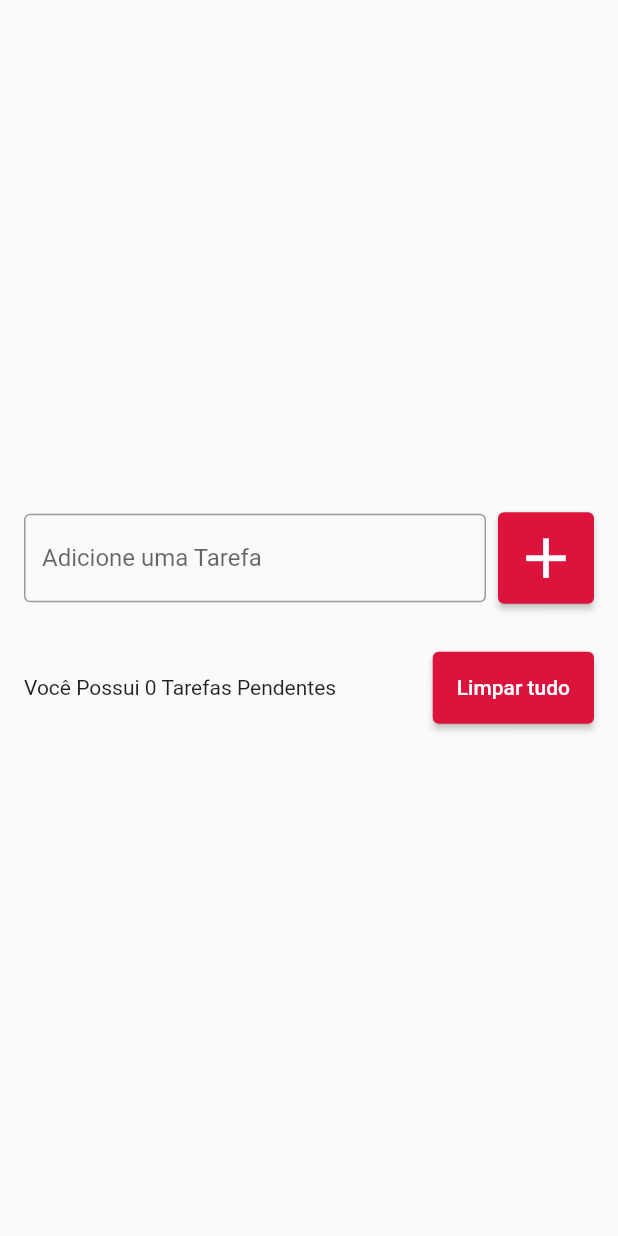
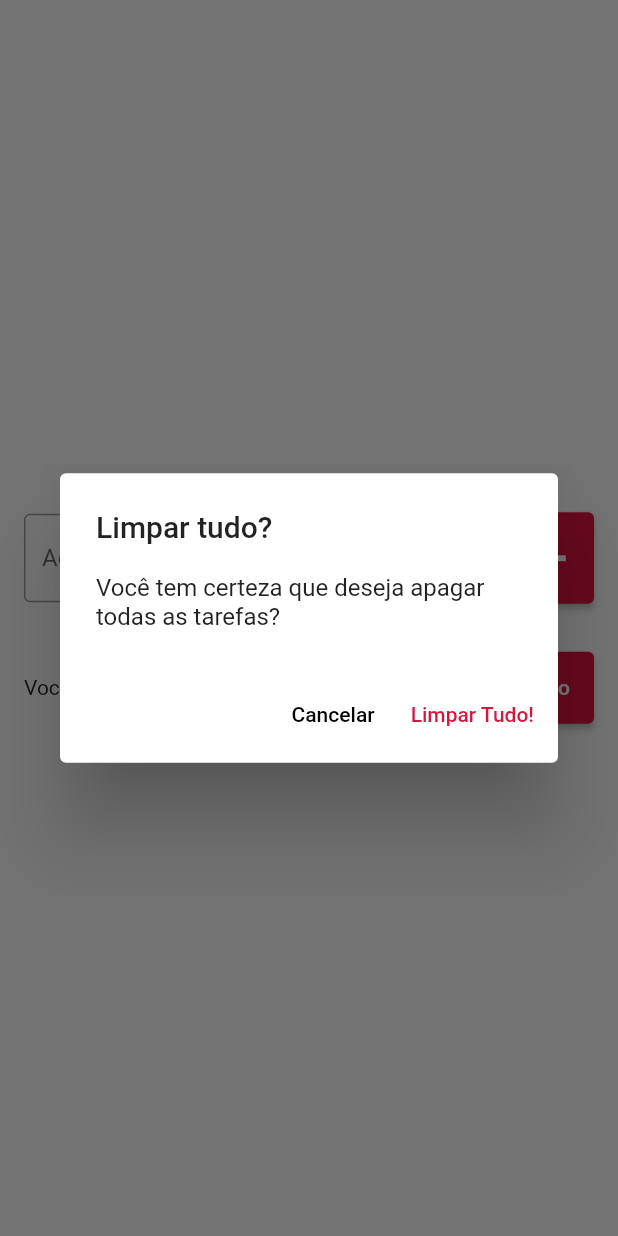
Before and after one commit to petersonpm/flutter-task-list, a Flutter app: the screen it shows after launch, after a tap on "Limpar tudo", on a phone screen of 412 x 824 dp. Run offline on Flutter 3.47's test engine with Material 2 defaults, Android fonts, the light colour scheme and no system bars; our stand-ins replace flutter_slidable.

Commit message:
Deletando Todas as Tarefas

```diff
--- a/lib/pages/todo_list_page.dart
+++ b/lib/pages/todo_list_page.dart
@@ -15,7 +15,7 @@ class _TodoListPageState extends State<TodoListPage> {
 
   List<Todo> todos = [];
   Todo? deletedTodo;
-  int?  deletedTodoPos;
+  int? deletedTodoPos;
 
   @override
   Widget build(BuildContext context) {
@@ -83,7 +83,7 @@ class _TodoListPageState extends State<TodoListPage> {
                     ),
                     SizedBox(width: 8),
                     ElevatedButton(
-                      onPressed: () {},
+                      onPressed: showDeleteTodosConfirmationDialog,
                       style: ElevatedButton.styleFrom(
                           primary: const Color(0xffDC143C),
                           padding: const EdgeInsets.all(16)),
@@ -109,7 +109,10 @@ class _TodoListPageState extends State<TodoListPage> {
     ScaffoldMessenger.of(context).clearSnackBars();
     ScaffoldMessenger.of(context).showSnackBar(
       SnackBar(
-        content: Text('Tarefa ${todo.title} foi Removida com sucesso!', style: TextStyle(fontSize: 12),),
+        content: Text(
+          'Tarefa ${todo.title} foi Removida com sucesso!',
+          style: TextStyle(fontSize: 12),
+        ),
         backgroundColor: Color(0xffDC143C),
         action: SnackBarAction(
           label: 'Desfazer',
@@ -125,4 +128,36 @@ class _TodoListPageState extends State<TodoListPage> {
       ),
     );
   }
+
+  void showDeleteTodosConfirmationDialog() {
+    showDialog(
+      context: context,
+      builder: (context) => AlertDialog(
+        title: Text('Limpar tudo?'),
+        content: Text('Você tem certeza que deseja apagar todas as tarefas?'),
+        actions: [
+          TextButton(
+            onPressed: () {
+              Navigator.of(context).pop();
+            },
+            style: TextButton.styleFrom(primary: Colors.black),
+            child: Text('Cancelar'),
+          ),
+          TextButton(
+            onPressed: () {
+              Navigator.of(context).pop();
+              deleteAllTodos();
+            },
+            style: TextButton.styleFrom(primary: Color(0xffDC143C)),
+            child: Text('Limpar Tudo!'),
+          ),
+        ],
+      ),
+    );
+  }
+  void deleteAllTodos(){
+    setState(() {
+      todos.clear();
+    });
+  }
 }
```
